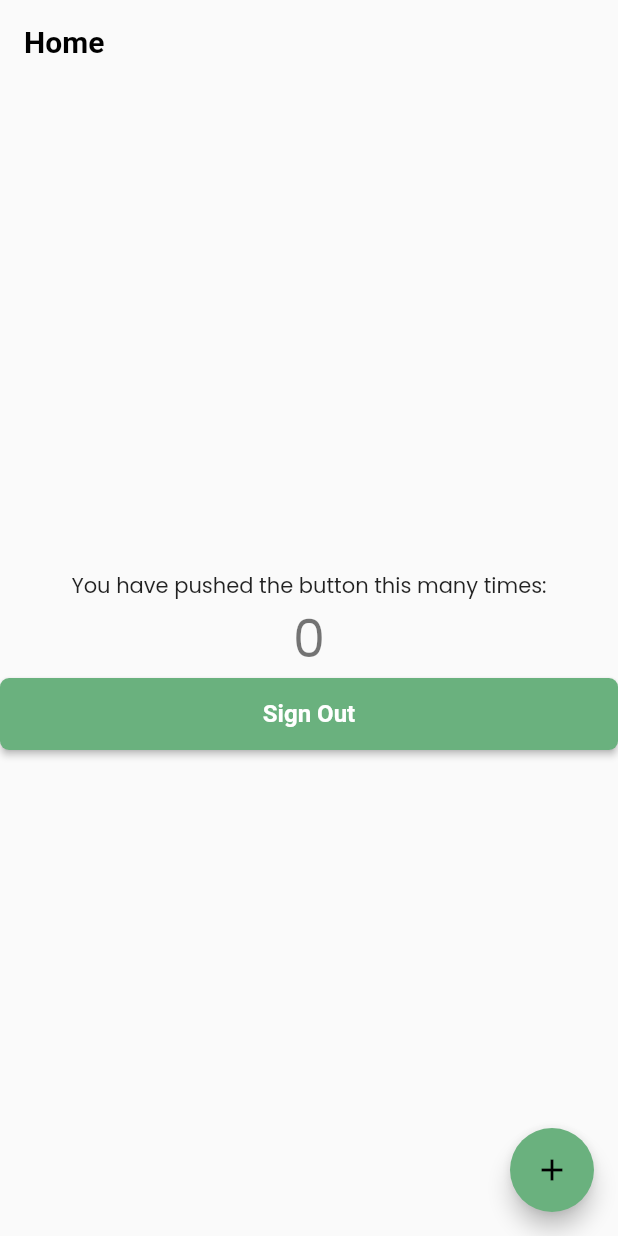
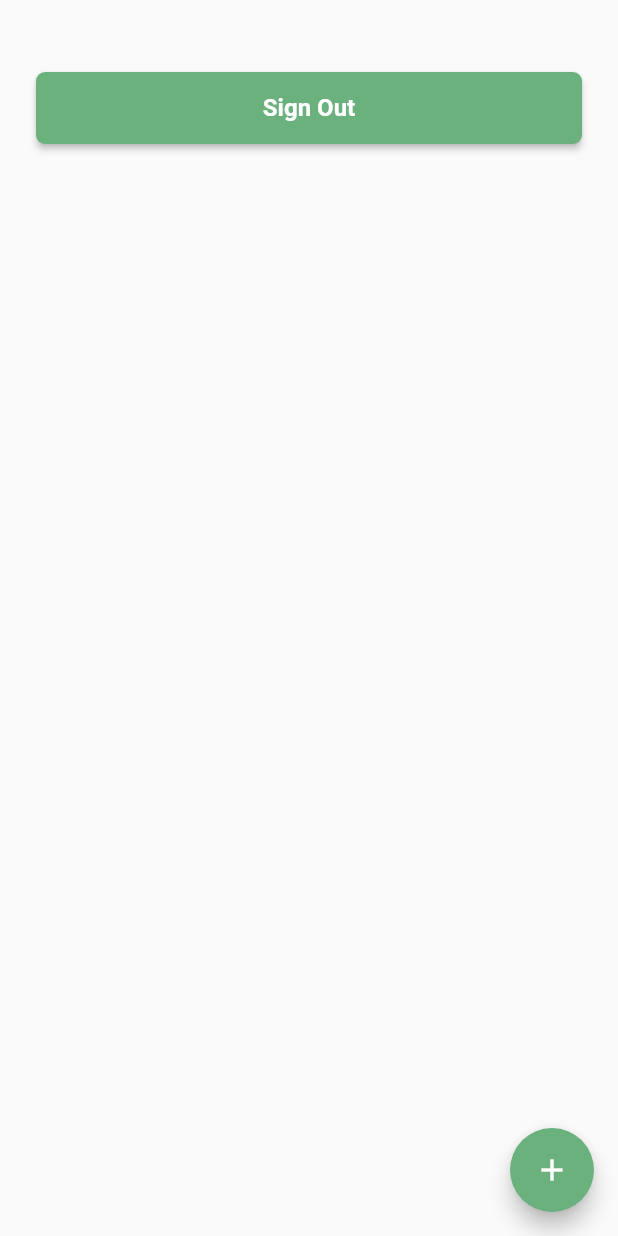
Before and after one commit to ink0rr/pemob-ehelpdesk, a Flutter app: the HomePage screen opened directly, on a phone screen of 412 x 824 dp. Run offline on Flutter 3.47's test engine with Material 2 defaults, Android fonts, the phone set to English and light mode, and no system bars; our stand-ins replace chat_bubbles, email_validator, firebase_auth, firebase_core, flutter_hooks, flutter_svg and 2 more; accounts and stored records are empty.

Commit message:
Update homepage

```diff
--- a/lib/pages/home_page.dart
+++ b/lib/pages/home_page.dart
@@ -1,31 +1,22 @@
 import 'package:firebase_auth/firebase_auth.dart';
 import 'package:flutter/material.dart';
 import 'package:flutter_hooks/flutter_hooks.dart';
-import 'package:hooks_riverpod/hooks_riverpod.dart';
 
 import 'login_page.dart';
 
-class HomePage extends HookConsumerWidget {
+class HomePage extends HookWidget {
   const HomePage({super.key});
 
   @override
-  Widget build(BuildContext context, WidgetRef ref) {
-    final counter = useState(0);
+  Widget build(BuildContext context) {
     return Scaffold(
-      appBar: AppBar(
-        title: const Text("Home"),
-      ),
-      body: Center(
+      body: SafeArea(
+        child: SingleChildScrollView(
+          child: Padding(
+            padding: const EdgeInsets.all(24.0),
             child: Column(
-          mainAxisAlignment: MainAxisAlignment.center,
-          children: <Widget>[
-            const Text(
-              'You have pushed the button this many times:',
-            ),
-            Text(
-              '${counter.value}',
-              style: Theme.of(context).textTheme.headlineMedium,
-            ),
+              children: [
+                const SizedBox(height: 24),
                 ElevatedButton(
                   onPressed: () async {
                     await FirebaseAuth.instance.signOut();
@@ -42,12 +33,15 @@ class HomePage extends HookConsumerWidget {
               ],
             ),
           ),
+        ),
+      ),
       floatingActionButton: FloatingActionButton(
-        onPressed: () {
-          counter.value++;
-        },
-        tooltip: "Increment",
-        child: const Icon(Icons.add),
+        tooltip: "Open Ticket",
+        child: const Icon(
+          Icons.add,
+          color: Colors.white,
+        ),
+        onPressed: () {},
       ),
     );
   }
```
Lines whose indentation alone changed are shown as unchanged.
